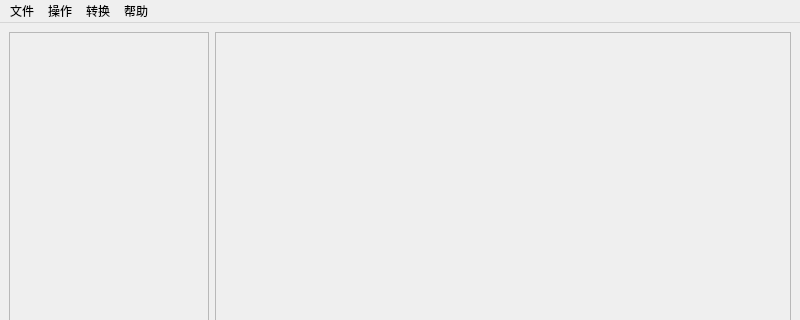
tzous/pdfedit, file MainWindow.ui: the form before one commit; both pictures show x 0 to 800 and y 0 to 320 of the 800 by 600 pixel window.
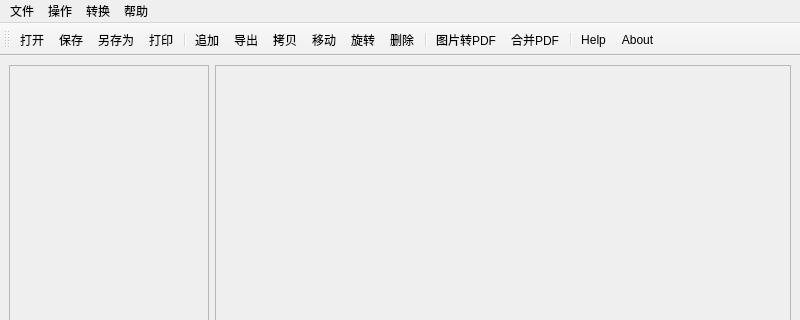
The form after the commit. Icons and pictures are not drawn.

```diff
--- a/MainWindow.ui
+++ b/MainWindow.ui
@@ -40,7 +40,7 @@
            <x>0</x>
            <y>0</y>
            <width>198</width>
-           <height>533</height>
+           <height>499</height>
           </rect>
          </property>
         </widget>
@@ -57,7 +57,7 @@
            <x>0</x>
            <y>0</y>
            <width>572</width>
-           <height>533</height>
+           <height>499</height>
           </rect>
          </property>
         </widget>
@@ -125,11 +125,40 @@
    <addaction name="menu_3"/>
   </widget>
   <widget class="QStatusBar" name="statusbar"/>
-  <action name="actionopen">
-   <property name="text">
-    <string>open</string>
+  <widget class="QToolBar" name="toolBar">
+   <property name="minimumSize">
+    <size>
+     <width>0</width>
+     <height>32</height>
+    </size>
    </property>
-  </action>
+   <property name="windowTitle">
+    <string>toolBar</string>
+   </property>
+   <attribute name="toolBarArea">
+    <enum>TopToolBarArea</enum>
+   </attribute>
+   <attribute name="toolBarBreak">
+    <bool>false</bool>
+   </attribute>
+   <addaction name="actionOpen"/>
+   <addaction name="actionSave"/>
+   <addaction name="actionSaveAs"/>
+   <addaction name="actionPrint"/>
+   <addaction name="separator"/>
+   <addaction name="actionAppend"/>
+   <addaction name="actionExtract"/>
+   <addaction name="actionCopy"/>
+   <addaction name="actionMove"/>
+   <addaction name="actionRotate"/>
+   <addaction name="actionDelete"/>
+   <addaction name="separator"/>
+   <addaction name="actionPicToPdf"/>
+   <addaction name="actionMerge"/>
+   <addaction name="separator"/>
+   <addaction name="actionHelp"/>
+   <addaction name="actionAbout"/>
+  </widget>
   <action name="actionOpen">
    <property name="text">
     <string>打开...</string>
```
Left out of the diff: 96 changed lines with no effect on the pictures.
